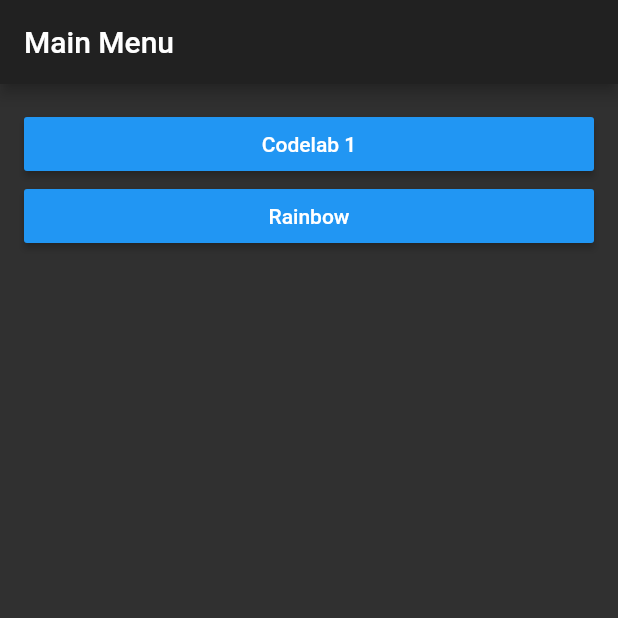
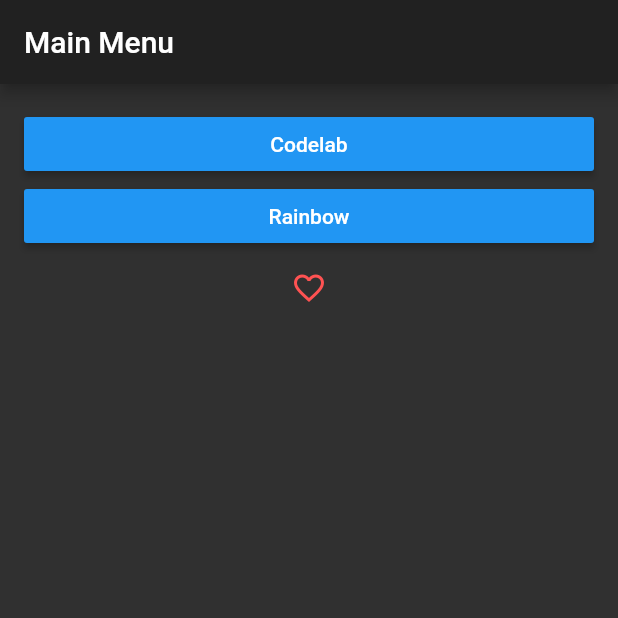
Before and after one commit to Fizhu/Flutter-Dicoding-Newbie, a Flutter app: the screen it shows after launch, on a phone screen of 412 x 824 dp, the top half of it. Run offline on Flutter 3.47's test engine with Material 2 defaults, Android fonts, the phone set to English and light mode, and no system bars.

Commit message:
update fav button

```diff
--- a/lib/main.dart
+++ b/lib/main.dart
@@ -29,7 +29,7 @@ class MyApp extends StatelessWidget {
                       RaisedButton(
                         textColor: Colors.white,
                         color: Colors.blue,
-                        child: Text('Codelab 1'),
+                        child: Text('Codelab'),
                         onPressed: () {
                           navigateToOtherPage(context, Codelab1());
                         },
@@ -42,6 +42,7 @@ class MyApp extends StatelessWidget {
                           navigateToOtherPage(context, Rainbow());
                         },
                       ),
+                      ButtomFav(),
                     ],
                   ),
                 ),
@@ -51,3 +52,27 @@ class MyApp extends StatelessWidget {
         ));
   }
 }
+
+class ButtomFav extends StatefulWidget {
+  @override
+  _ButtomFavState createState() => _ButtomFavState();
+}
+
+class _ButtomFavState extends State<ButtomFav> {
+  bool isFav = false;
+
+  @override
+  Widget build(BuildContext context) {
+    return IconButton(
+      icon: Icon(
+        isFav ? Icons.favorite : Icons.favorite_border,
+        color: Colors.redAccent,
+      ),
+      onPressed: () {
+        setState(() {
+          isFav = !isFav;
+        });
+      },
+    );
+  }
+}
```
